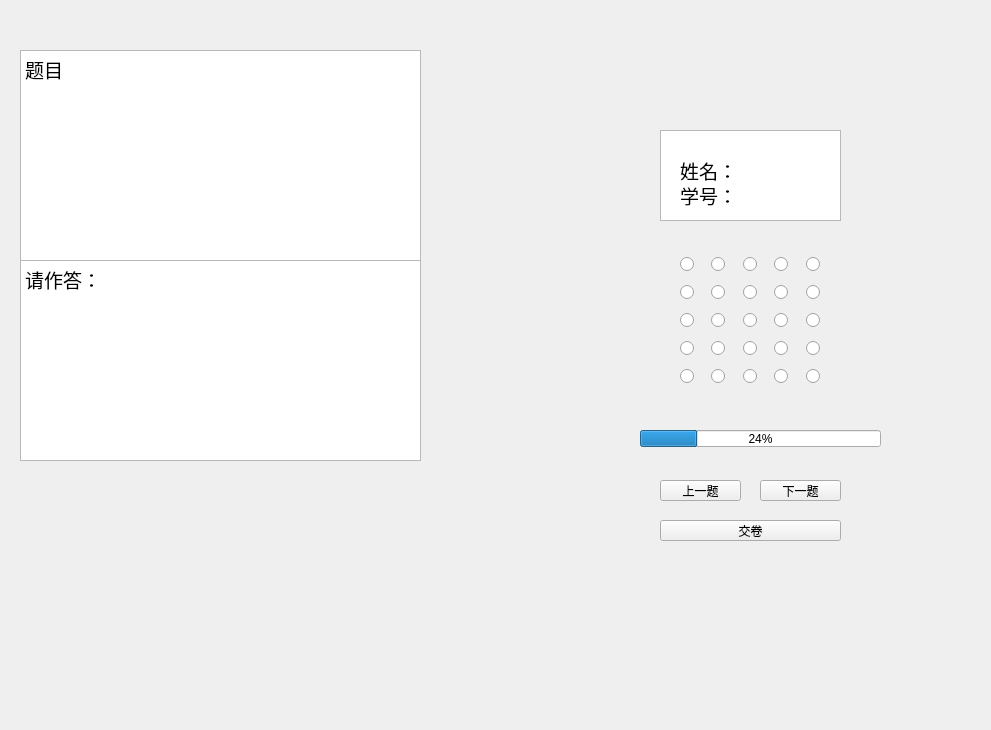
Above: source/studentexam.ui from Sodataco/exam-system before the change. Below: the same form after it.
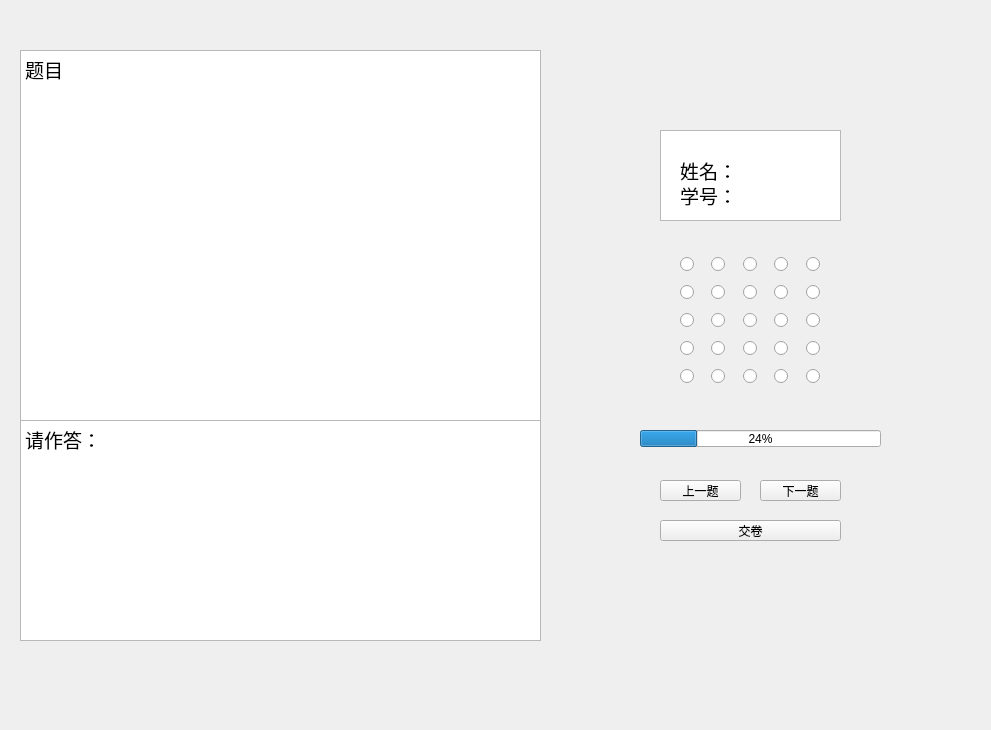
That is the form after the change. The open tabs and pages were chosen to show the change.

Patch:
```diff
--- a/source/studentexam.ui
+++ b/source/studentexam.ui
@@ -475,8 +475,8 @@
       <rect>
        <x>0</x>
        <y>0</y>
-       <width>401</width>
-       <height>211</height>
+       <width>521</width>
+       <height>371</height>
       </rect>
      </property>
      <property name="html">
@@ -494,9 +494,9 @@
      <property name="geometry">
       <rect>
        <x>0</x>
-       <y>210</y>
-       <width>401</width>
-       <height>201</height>
+       <y>370</y>
+       <width>521</width>
+       <height>221</height>
       </rect>
      </property>
      <property name="html">
```
Left out of the diff: 2 changed lines with no effect on the pictures.
